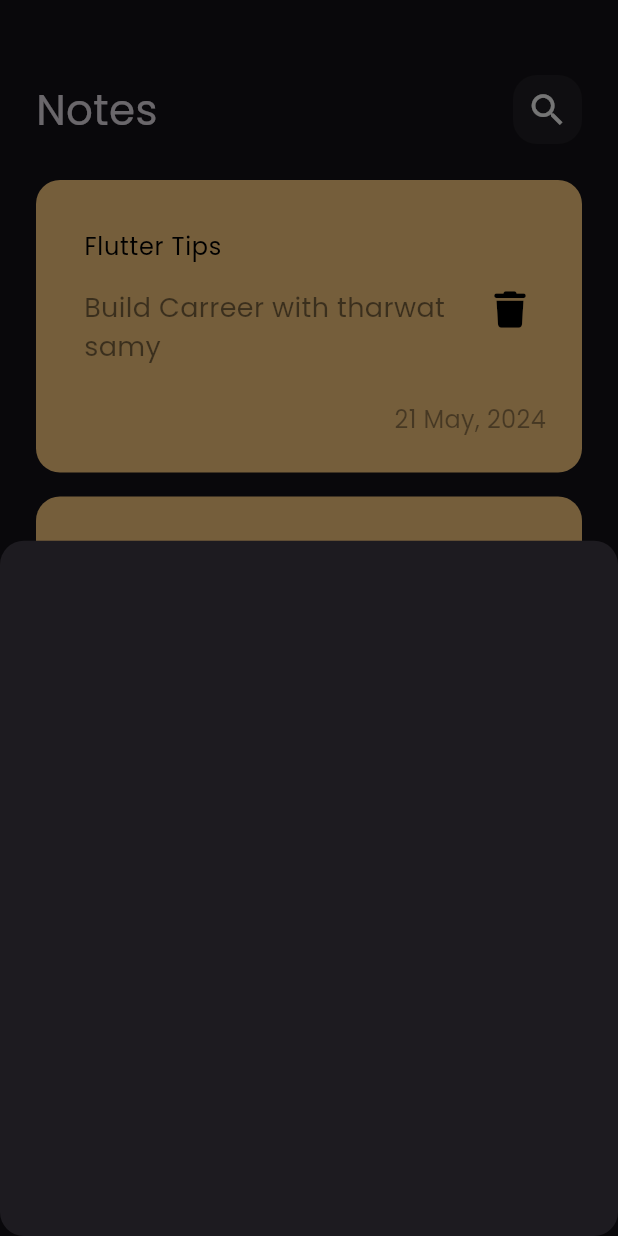
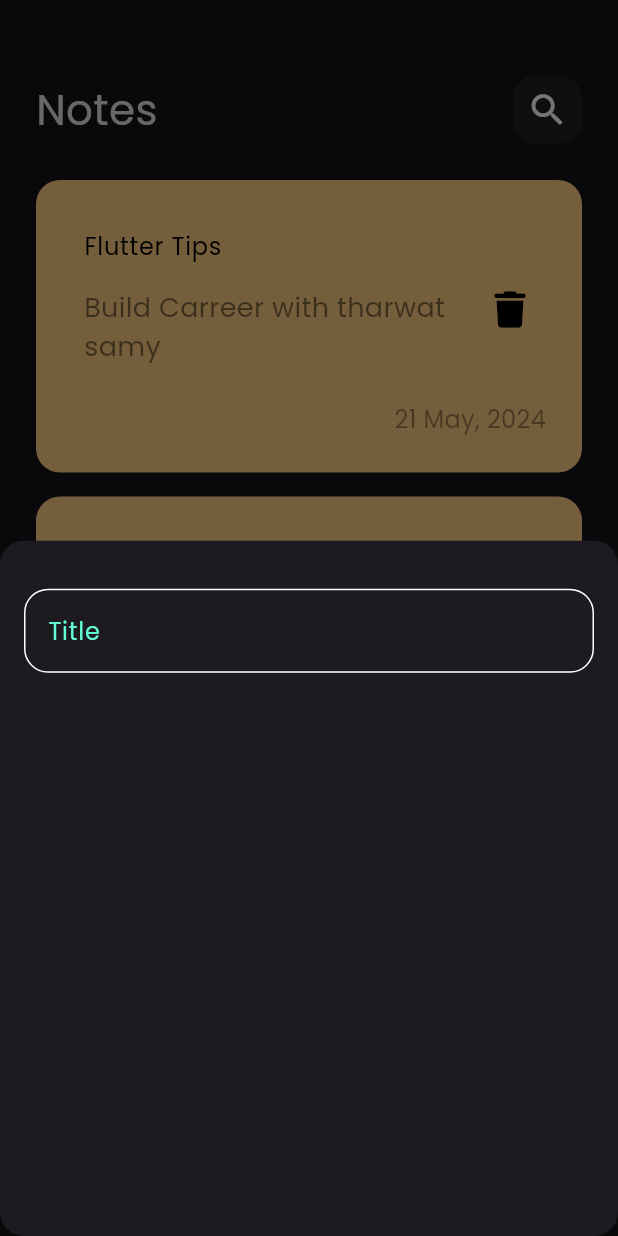
Before and after one commit to AhmedWaela/notes_app, a Flutter app: the screen it shows after launch, after a tap on the "add" icon, on a phone screen of 412 x 824 dp. Run offline on Flutter 3.47's test engine with Material 3 defaults, Android fonts, the phone set to English and light mode, and no system bars; our stand-ins replace font_awesome_flutter.

Commit message:
create custom text field

```diff
--- /dev/null
+++ b/lib/core/constants/constants.dart
@@ -0,0 +1,3 @@
+import 'package:flutter/material.dart';
+
+const kPrimaryColor = Color(0xff62fcd7);
--- a/lib/features/presentation/views/widgets/add_note_bottom_sheet.dart
+++ b/lib/features/presentation/views/widgets/add_note_bottom_sheet.dart
@@ -1,10 +1,21 @@
 import 'package:flutter/material.dart';
+import 'package:notes_app/features/presentation/views/widgets/custom_text_field.dart';
 
 class AddNoteBottomSheet extends StatelessWidget {
   const AddNoteBottomSheet({super.key});
 
   @override
   Widget build(BuildContext context) {
-    return Container();
+    return Padding(
+      padding: const EdgeInsets.symmetric(horizontal: 16),
+      child: Column(
+        children: [
+          SizedBox(
+            height: 32,
+          ),
+          CustomTextField(),
+        ],
+      ),
+    );
   }
 }
--- /dev/null
+++ b/lib/features/presentation/views/widgets/custom_text_field.dart
@@ -0,0 +1,31 @@
+import 'package:flutter/material.dart';
+import 'package:notes_app/core/constants/constants.dart';
+
+class CustomTextField extends StatelessWidget {
+  const CustomTextField({super.key});
+
+  @override
+  Widget build(BuildContext context) {
+    return TextField(
+      cursorColor: kPrimaryColor,
+      decoration: InputDecoration(
+        hintStyle: TextStyle(color: kPrimaryColor),
+        hintText: "Title",
+        border: buildBorder(),
+        enabledBorder: buildBorder(),
+        focusedBorder: buildBorder(
+          kPrimaryColor,
+        ),
+      ),
+    );
+  }
+
+  OutlineInputBorder buildBorder([color]) {
+    return OutlineInputBorder(
+      borderRadius: BorderRadius.circular(16),
+      borderSide: BorderSide(
+        color: color ?? Colors.white,
+      ),
+    );
+  }
+}
```
